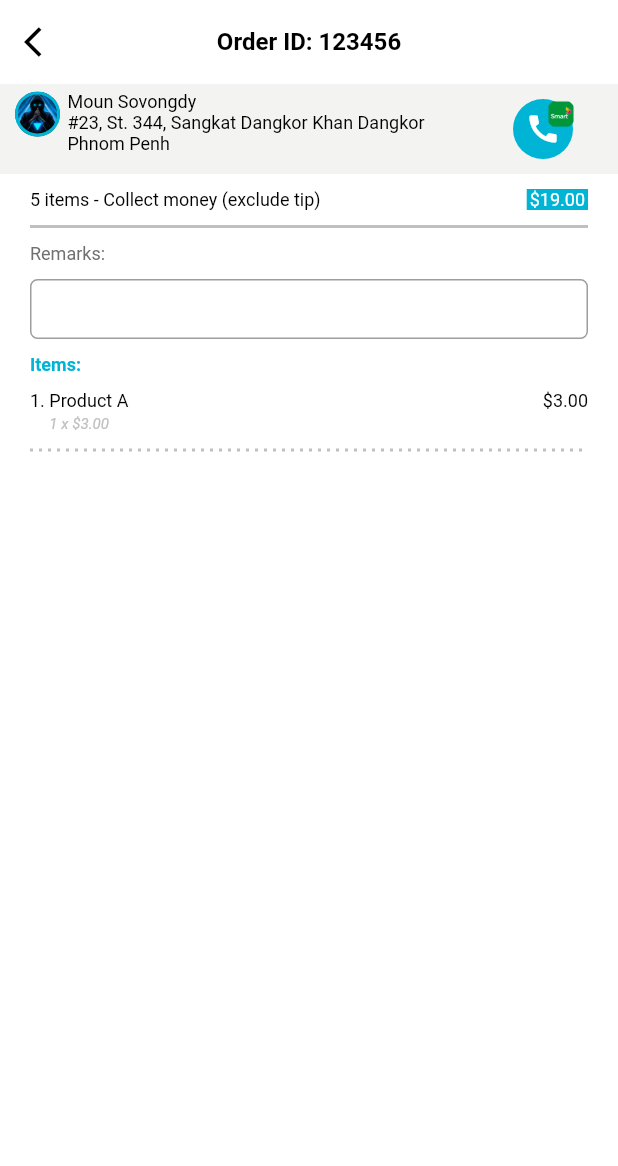
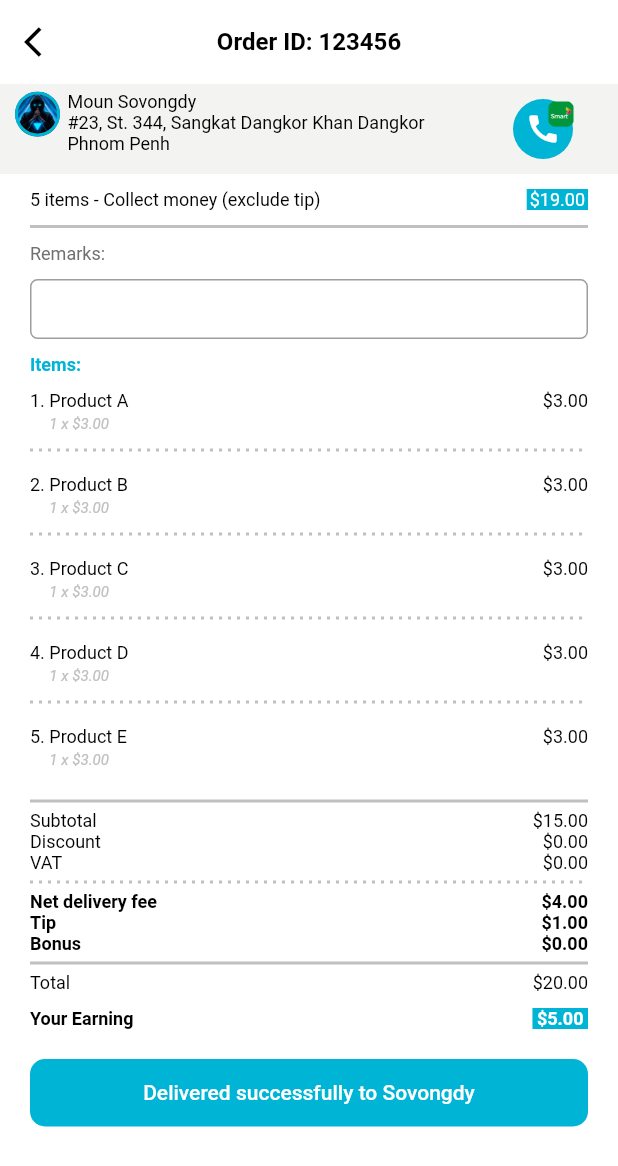
Before and after one commit to OeungChheanghok123/LoyEat, a Flutter app: the ReportOrderDetailPage screen opened directly, on a phone screen of 412 x 824 dp. Shown: the top 1166 px of the screen. Run offline on Flutter 3.47's test engine with Material 2 defaults, Android fonts, the phone set to English and light mode, and no system bars; drawn by our look-alikes of dotted_line; our stand-ins replace flutter_svg, qr_flutter; project files that could hold a hidden picture were left out.

Commit message:
updated on 5-Mar-22

```diff
--- a/lib/widgets/page_widget/report_order_detail_page_widget.dart
+++ b/lib/widgets/page_widget/report_order_detail_page_widget.dart
@@ -1,5 +1,6 @@
 import 'package:dotted_line/dotted_line.dart';
 import 'package:flutter/material.dart';
+import 'package:loy_eat/widgets/layout_widget/button_widget.dart';
 import 'package:loy_eat/widgets/layout_widget/color.dart';
 import 'package:loy_eat/widgets/layout_widget/icon_widget.dart';
 import 'package:loy_eat/widgets/layout_widget/space.dart';
@@ -14,6 +15,10 @@ class ReportOrderDetailPageWidget extends StatefulWidget {
 }
 
 class _ReportOrderDetailPageWidgetState extends State<ReportOrderDetailPageWidget> {
+
+  List<String> productItems = ['A', 'B', 'C', 'D', 'E', 'F', 'G', 'H', 'I', 'J', 'K'];
+  int orderItemCount = 5;
+
   @override
   Widget build(BuildContext context) {
     return SingleChildScrollView(
@@ -138,7 +143,117 @@ class _ReportOrderDetailPageWidgetState extends State<ReportOrderDetailPageWidge
         const TextFieldWidget(inputType: TextInputType.text, height: 40),
         const TextWidget(text: "Items:", color: rabbit, fontWeight: FontWeight.bold,),
         Container(
+          margin: const EdgeInsets.only(top: 10),
+          child: orderItems,
+        ),
+        Container(
+          width: double.infinity,
+          height: 2,
+          color: silver,
+          margin: const EdgeInsets.symmetric(vertical: 5),
+        ),
+        Column(
+          children: [
+            Row(
+              mainAxisAlignment: MainAxisAlignment.spaceBetween,
+              children: const [
+                TextWidget(text: 'Subtotal'),
+                TextWidget(text: '\$15.00'),
+              ],
+            ),
+            Row(
+              mainAxisAlignment: MainAxisAlignment.spaceBetween,
+              children: const [
+                TextWidget(text: 'Discount'),
+                TextWidget(text: '\$0.00'),
+              ],
+            ),
+            Row(
+              mainAxisAlignment: MainAxisAlignment.spaceBetween,
+              children: const [
+                TextWidget(text: 'VAT'),
+                TextWidget(text: '\$0.00'),
+              ],
+            ),
+            Container(
+              margin: const EdgeInsets.symmetric(vertical: 5),
+              child: const DottedLine(
+                dashLength: 2,
+                lineThickness: 2,
+                dashColor: silver,
+              ),
+            ),
+            Row(
+              mainAxisAlignment: MainAxisAlignment.spaceBetween,
+              children: const [
+                TextWidget(text: 'Net delivery fee',  fontWeight: FontWeight.bold,),
+                TextWidget(text: '\$4.00', fontWeight: FontWeight.bold,),
+              ],
+            ),
+            Row(
+              mainAxisAlignment: MainAxisAlignment.spaceBetween,
+              children: const [
+                TextWidget(text: 'Tip',  fontWeight: FontWeight.bold,),
+                TextWidget(text: '\$1.00', fontWeight: FontWeight.bold,),
+              ],
+            ),
+            Row(
+              mainAxisAlignment: MainAxisAlignment.spaceBetween,
+              children: const [
+                TextWidget(text: 'Bonus',  fontWeight: FontWeight.bold,),
+                TextWidget(text: '\$0.00', fontWeight: FontWeight.bold,),
+              ],
+            ),
+            Container(
+              width: double.infinity,
+              height: 2,
+              color: silver,
+              margin: const EdgeInsets.symmetric(vertical: 5),
+            ),
+            Row(
+              mainAxisAlignment: MainAxisAlignment.spaceBetween,
+              children: const [
+                TextWidget(text: 'Total'),
+                TextWidget(text: '\$20.00'),
+              ],
+            ),
+          ],
+        ),
+        Container(
           margin: const EdgeInsets.symmetric(vertical: 10),
+          child: Row(
+            mainAxisAlignment: MainAxisAlignment.spaceBetween,
+            children: [
+              const TextWidget(text: 'Your Earning', fontWeight: FontWeight.bold,),
+              Container(
+                color: rabbit,
+                padding: const EdgeInsets.symmetric(horizontal: 3),
+                child: const TextWidget(text: '\$5.00', color: white, fontWeight: FontWeight.bold,),
+              ),
+            ],
+          ),
+        ),
+        const Space(height: 10,),
+        ButtonWidget(
+          onPressed: (){
+            print('button is clicked'); // ignore: avoid_print
+          },
+          width: double.infinity,
+          height: 45,
+          child: const TextWidget(text: 'Delivered successfully to Sovongdy', color: white, size: 14, fontWeight: FontWeight.w500,),
+        ),
+      ],
+    );
+  }
+
+  Widget get orderItems{
+    return ListView.builder(
+      shrinkWrap: true,
+      physics: const NeverScrollableScrollPhysics(),
+      itemCount: orderItemCount,
+      itemBuilder: (BuildContext context, int index){
+        return Container(
+            margin: const EdgeInsets.only(bottom: 10),
             child: Column(
               children: [
                 Row(
@@ -148,19 +263,19 @@ class _ReportOrderDetailPageWidgetState extends State<ReportOrderDetailPageWidge
                     Row(
                       crossAxisAlignment: CrossAxisAlignment.start,
                       children: [
-                      const Expanded(
+                        Expanded(
                             flex: 0,
-                          child: TextWidget(text: '1. ',)
+                            child: TextWidget(text: '${index+1}. ',)
                         ),
                         Column(
                           crossAxisAlignment: CrossAxisAlignment.start,
-                        children: const [
+                          children: [
                             Expanded(
                                 flex: 0,
-                              child: TextWidget(text: 'Product A',)
+                                child: TextWidget(text: 'Product ${productItems[index]}',)
                             ),
-                          Space(height: 3),
-                          Expanded(
+                            const Space(height: 3),
+                            const Expanded(
                               flex: 0,
                               child: TextWidget(text: "1 x \$3.00", size: 10, color: silver, fontStyle: FontStyle.italic,),
                             ),
@@ -172,7 +287,7 @@ class _ReportOrderDetailPageWidgetState extends State<ReportOrderDetailPageWidge
                   ],
                 ),
                 const Space(),
-              Container(
+                index + 1 == orderItemCount ? Container() : Container(
                   margin: const EdgeInsets.symmetric(vertical: 5),
                   child: const DottedLine(
                     dashLength: 2,
@@ -180,11 +295,10 @@ class _ReportOrderDetailPageWidgetState extends State<ReportOrderDetailPageWidge
                     dashColor: silver,
                   ),
                 ),
-
               ],
             )
-        ),
-      ],
+        );
+      },
     );
   }
 }
```
Lines whose indentation alone changed are shown as unchanged.
